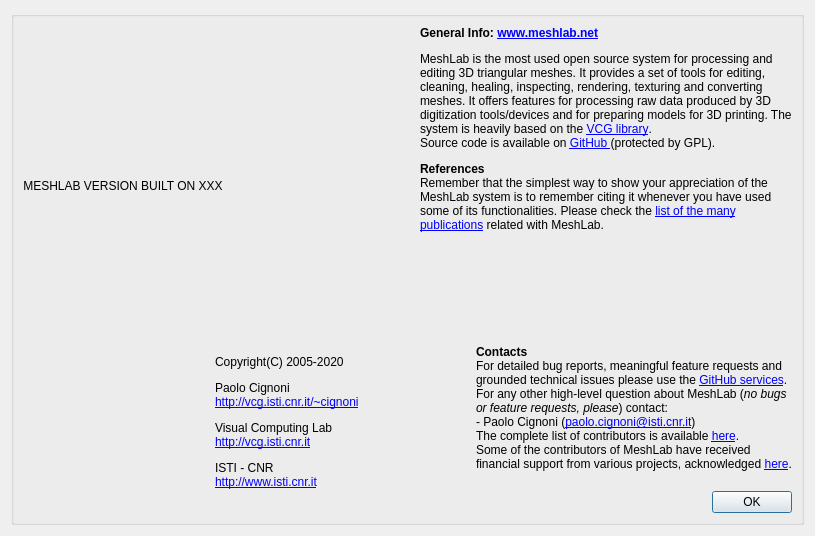
Old version of the form src/meshlab/ui/aboutDialog.ui in the repository cnr-isti-vclab/meshlab.
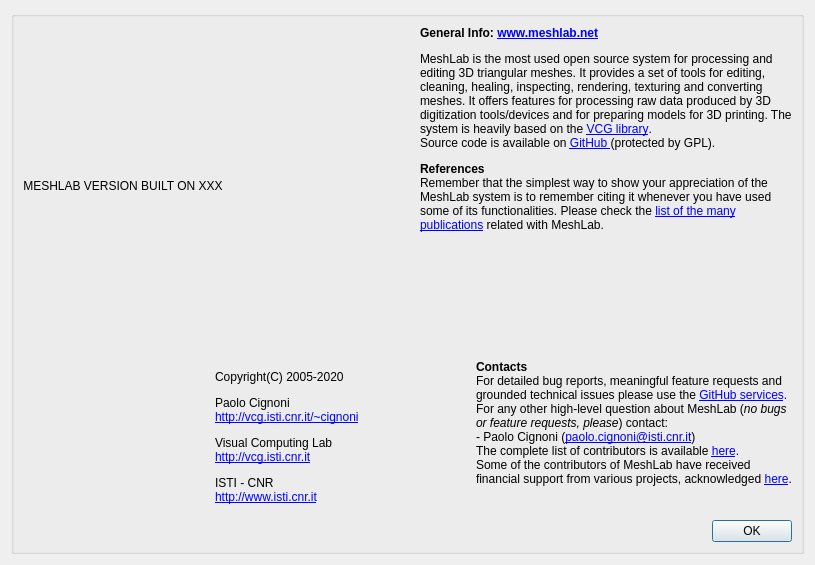
New version of the form. Icons and pictures are not drawn.

Commit message: resizing about dialog for better visualization in linux

The edit to the form file:
```diff
--- a/src/meshlab/ui/aboutDialog.ui
+++ b/src/meshlab/ui/aboutDialog.ui
@@ -7,7 +7,7 @@
     <x>0</x>
     <y>0</y>
     <width>815</width>
-    <height>536</height>
+    <height>565</height>
    </rect>
   </property>
   <property name="sizePolicy">
```
